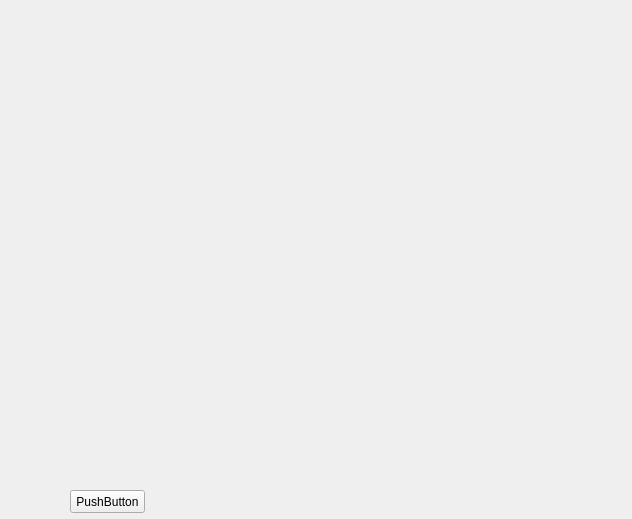
Before: the Qt Designer form temp/widget.ui in gessd/my_qt, drawn with Qt 5.
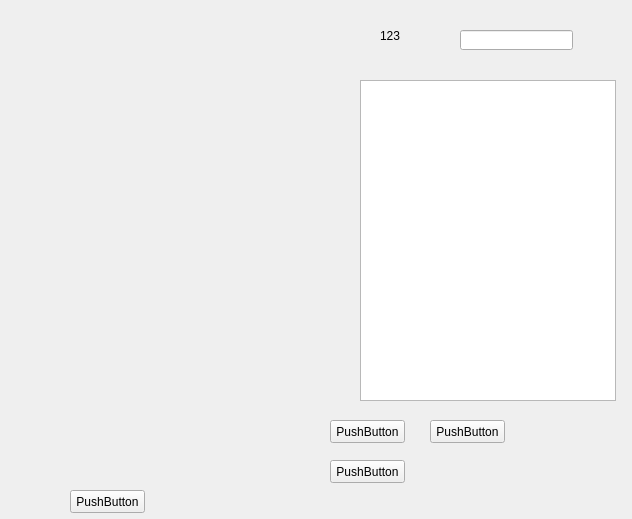
After: the same form once the commit is applied.

What changed in the file:
```diff
--- a/temp/widget.ui
+++ b/temp/widget.ui
@@ -26,6 +26,78 @@
     <string>PushButton</string>
    </property>
   </widget>
+  <widget class="QPushButton" name="pushButton_2">
+   <property name="geometry">
+    <rect>
+     <x>330</x>
+     <y>420</y>
+     <width>75</width>
+     <height>23</height>
+    </rect>
+   </property>
+   <property name="text">
+    <string>PushButton</string>
+   </property>
+  </widget>
+  <widget class="QLineEdit" name="lineEdit">
+   <property name="geometry">
+    <rect>
+     <x>460</x>
+     <y>30</y>
+     <width>113</width>
+     <height>20</height>
+    </rect>
+   </property>
+  </widget>
+  <widget class="QLabel" name="label">
+   <property name="geometry">
+    <rect>
+     <x>380</x>
+     <y>30</y>
+     <width>54</width>
+     <height>12</height>
+    </rect>
+   </property>
+   <property name="text">
+    <string>123</string>
+   </property>
+  </widget>
+  <widget class="QTableView" name="tableView">
+   <property name="geometry">
+    <rect>
+     <x>360</x>
+     <y>80</y>
+     <width>256</width>
+     <height>321</height>
+    </rect>
+   </property>
+  </widget>
+  <widget class="QPushButton" name="pushButton_3">
+   <property name="geometry">
+    <rect>
+     <x>330</x>
+     <y>460</y>
+     <width>75</width>
+     <height>23</height>
+    </rect>
+   </property>
+   <property name="text">
+    <string>PushButton</string>
+   </property>
+  </widget>
+  <widget class="QPushButton" name="pushButton_4">
+   <property name="geometry">
+    <rect>
+     <x>430</x>
+     <y>420</y>
+     <width>75</width>
+     <height>23</height>
+    </rect>
+   </property>
+   <property name="text">
+    <string>PushButton</string>
+   </property>
+  </widget>
  </widget>
  <layoutdefault spacing="6" margin="11"/>
  <resources/>
```
